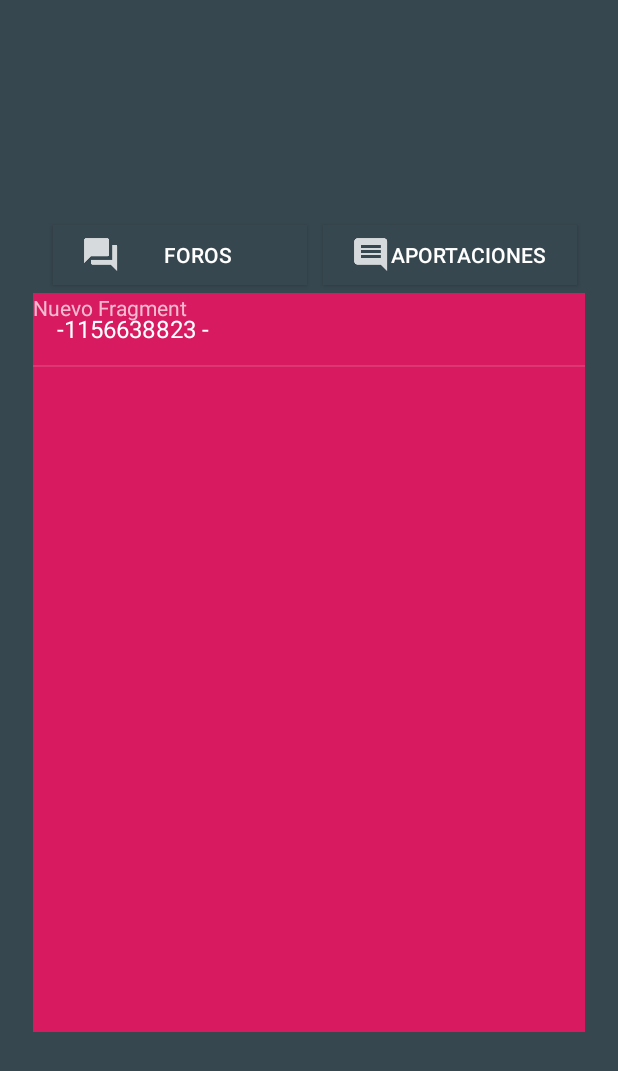
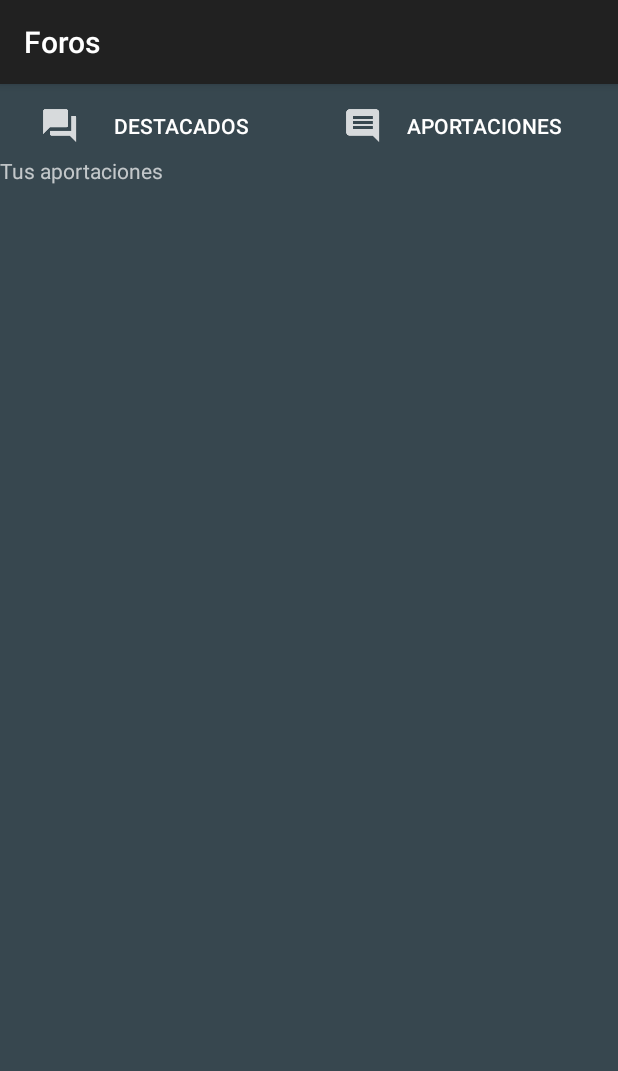
Before and after one commit to DanielOy/PracticasAndroidApp, an Android app: the ForoActivity screen opened directly, with no data from a screen before it, after a tap on "APORTACIONES", on a phone screen of 412 x 824 dp. Shown: the top 1071 px of the screen. Run offline under Robolectric (Android 15) with nearby library versions, the phone set to English and light mode, and no system bars.

Commit message:
Foro Mejore diseño y boton agregar

```diff
--- a/app/src/main/java/com/example/danny/apprepositorio/ForoActivity.java
+++ b/app/src/main/java/com/example/danny/apprepositorio/ForoActivity.java
@@ -43,6 +43,7 @@ public class ForoActivity extends AppCompatActivity
         conn = new ConexionSQLiteHelper(getApplicationContext(),"bd_app",null,1);
         listViewForo = (ListView)findViewById(R.id.entradasForo);
 
+        try{
         consultarListaForo();
 
         ArrayAdapter adaptador = new ArrayAdapter(this,android.R.layout.simple_list_item_1,listaInformacion);
@@ -57,7 +58,9 @@ public class ForoActivity extends AppCompatActivity
 
                 Toast.makeText(getApplicationContext(), informacion, Toast.LENGTH_SHORT).show();
             }
-        });
+        });}catch (Exception e){
+            Toast.makeText(this, "Error we", Toast.LENGTH_SHORT).show();
+        }
     }
     private void consultarListaForo() {
         SQLiteDatabase db = conn.getReadableDatabase();
@@ -82,8 +85,8 @@ public class ForoActivity extends AppCompatActivity
     private void obtenerLista() {
         listaInformacion = new ArrayList<String>();
         for (int i=0;i<listaForo.size();i++){
-            listaInformacion.add(listaForo.get(i).getId() +" - "+
-                    listaForo.get(i).getTitulo());
+            listaInformacion.add(listaForo.get(i).getTitulo() +" - "+
+                    listaForo.get(i).getAutor());
         }
     }
 
@@ -105,9 +108,10 @@ public class ForoActivity extends AppCompatActivity
         }
         transaction.commit();
     }
-
     public void onclickAdd(View view) {
         Intent add = new Intent(getApplicationContext(),AddForoActivity.class);
+        //startActivity(add);
         startActivity(add);
+        //finish();
     }
 }
--- a/app/src/main/java/com/example/danny/apprepositorio/ForoPrincipalFragment.java
+++ b/app/src/main/java/com/example/danny/apprepositorio/ForoPrincipalFragment.java
@@ -1,6 +1,7 @@
 package com.example.danny.apprepositorio;
 
 import android.content.Context;
+import android.content.Intent;
 import android.net.Uri;
 import android.os.Bundle;
 import android.support.v4.app.Fragment;
@@ -105,4 +106,5 @@ public class ForoPrincipalFragment extends Fragment {
         // TODO: Update argument type and name
         void onFragmentInteraction(Uri uri);
     }
+
 }
--- a/app/src/main/java/com/example/danny/apprepositorio/utilidades/UtilidadesForo.java
+++ b/app/src/main/java/com/example/danny/apprepositorio/utilidades/UtilidadesForo.java
@@ -14,7 +14,7 @@ public class UtilidadesForo
 
     public static final String CREAR_TABLA_FORO = "CREATE TABLE "+
             ""+TABLA_FORO+" ("+CAMPO_ID+" "+
-            " TEXT, "+CAMPO_TITULO+" TEXT, "+CAMPO_LENGUAJE+" TEXT, "+
+            " INTEGER, "+CAMPO_TITULO+" TEXT, "+CAMPO_LENGUAJE+" TEXT, "+
             CAMPO_DESCRIPCION+" TEXT, "+CAMPO_AUTOR+" TEXT, "+
             CAMPO_FECHA+" TEXT)";
 }
--- a/app/src/main/res/layout/activity_foro.xml
+++ b/app/src/main/res/layout/activity_foro.xml
@@ -10,8 +10,8 @@
 
     <LinearLayout
         android:id="@+id/linearLayout5"
-        android:layout_width="368dp"
-        android:layout_height="551dp"
+        android:layout_width="0dp"
+        android:layout_height="0dp"
         android:orientation="vertical"
         app:layout_constraintBottom_toBottomOf="parent"
         app:layout_constraintEnd_toEndOf="parent"
@@ -32,7 +32,6 @@
                 android:id="@+id/btnPrincipal"
                 android:layout_width="120dp"
                 android:layout_height="40dp"
-                android:layout_margin="5dp"
                 android:layout_weight="1"
                 android:background="@color/fondoRegistro"
                 android:drawableLeft="@drawable/ic_action_foros"
@@ -40,13 +39,12 @@
                 android:onClick="onclickForo"
                 android:paddingLeft="20dp"
                 android:paddingRight="20dp"
-                android:text="Foros" />
+                android:text="Destacados" />
 
             <Button
                 android:id="@+id/btnAportaciones"
                 android:layout_width="120dp"
                 android:layout_height="40dp"
-                android:layout_margin="5dp"
                 android:layout_weight="1"
                 android:background="@color/fondoRegistro"
                 android:drawableLeft="@drawable/ic_action_comentario"
@@ -56,12 +54,12 @@
                 android:text="Aportaciones" />
         </LinearLayout>
 
-        <fragment
+        <FrameLayout
             android:id="@+id/contenedorrFragment"
-            android:name="com.example.danny.apprepositorio.ForoPrincipalFragment"
             android:layout_width="match_parent"
-            android:layout_height="match_parent"
-            android:layout_gravity="left|right" />
+            android:layout_height="match_parent">
+
+        </FrameLayout>
 
     </LinearLayout>
 
--- a/app/src/main/res/layout/fragment_foro_aportaciones.xml
+++ b/app/src/main/res/layout/fragment_foro_aportaciones.xml
@@ -6,9 +6,26 @@
     tools:context=".ForoAportacionesFragment">
 
     <!-- TODO: Update blank fragment layout -->
-    <TextView
+
+    <ScrollView
         android:layout_width="match_parent"
-        android:layout_height="match_parent"
-        android:text="@string/hello_blank_fragment" />
+        android:layout_height="match_parent">
+
+        <LinearLayout
+            android:layout_width="match_parent"
+            android:layout_height="match_parent"
+            android:orientation="vertical">
+
+            <TextView
+                android:id="@+id/TusAportaciones"
+                android:layout_width="match_parent"
+                android:layout_height="wrap_content"
+                android:text="Tus aportaciones" />
+
+            <ListView
+                android:layout_width="match_parent"
+                android:layout_height="match_parent" />
+        </LinearLayout>
+    </ScrollView>
 
 </FrameLayout>
--- a/app/src/main/res/layout/fragment_foro_principal.xml
+++ b/app/src/main/res/layout/fragment_foro_principal.xml
@@ -16,7 +16,7 @@
         <LinearLayout
             android:layout_width="match_parent"
             android:layout_height="wrap_content"
-            android:background="@color/colorAccent"
+            android:background="@color/fondoRegistro"
             android:orientation="vertical">
 
             <LinearLayout
@@ -25,31 +25,39 @@
                 android:orientation="horizontal">
 
                 <Button
-                    android:id="@+id/button"
-                    android:layout_width="45dp"
-                    android:layout_height="45dp"
-                    android:drawableStart="@drawable/ic_action_upload"
-                    android:onClick="onclickAdd"
-                    />
+                    android:id="@+id/btnAdd"
+                    android:layout_width="26dp"
+                    android:layout_height="24dp"
+                    android:layout_marginLeft="15dp"
+                    android:layout_marginRight="20dp"
+                    android:background="@color/trasparente"
+                    android:drawableStart="@drawable/ic_action_add"
+                    android:onClick="onclickAdd" />
 
-                <TextView
-                    android:id="@+id/textView2"
-                    android:layout_width="269dp"
+                <EditText
+                    android:id="@+id/edtFiltro"
+                    android:layout_width="243dp"
                     android:layout_height="wrap_content"
-                    android:layout_marginBottom="10dp"
-                    android:fontFamily="monospace"
-                    android:text="Principal"
-                    android:textAlignment="center"
-                    android:textColor="@color/textFielRegistro"
-                    android:textSize="18sp"
-                    android:textStyle="bold" />
+                    android:layout_weight="1"
+                    android:ems="10"
+                    android:inputType="textPersonName" />
+
+                <Button
+                    android:id="@+id/btnBuscar"
+                    android:layout_width="18dp"
+                    android:layout_height="30dp"
+                    android:layout_marginRight="10dp"
+                    android:layout_weight="1"
+                    android:background="@color/trasparente"
+                    android:drawableStart="@drawable/ic_action_search"
+                    android:padding="5dp" />
 
             </LinearLayout>
 
             <ListView
                 android:id="@+id/entradasForo"
                 android:layout_width="match_parent"
-                android:layout_height="546dp">
+                android:layout_height="554dp">
 
             </ListView>
         </LinearLayout>
```
Also changed, not shown: app/src/main/AndroidManifest.xml (+7 -2 lines), app/src/main/java/com/example/danny/apprepositorio/AddForoActivity.java (+6 -2 lines), app/src/main/java/com/example/danny/apprepositorio/entidades/Aportaciones.java (+60 -1 lines), app/src/main/res/drawable-hdpi/ic_action_add.png (added), app/src/main/res/drawable-mdpi/ic_action_add.png (added), app/src/main/res/drawable-xhdpi/ic_action_add.png (added), app/src/main/res/drawable-xxhdpi/ic_action_add.png (added), app/src/main/res/drawable-xxxhdpi/ic_action_add.png (added).
